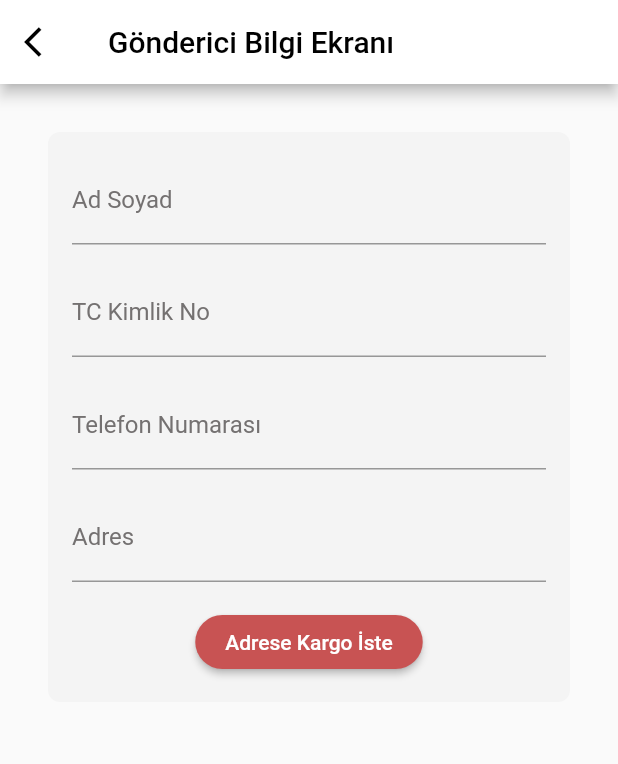
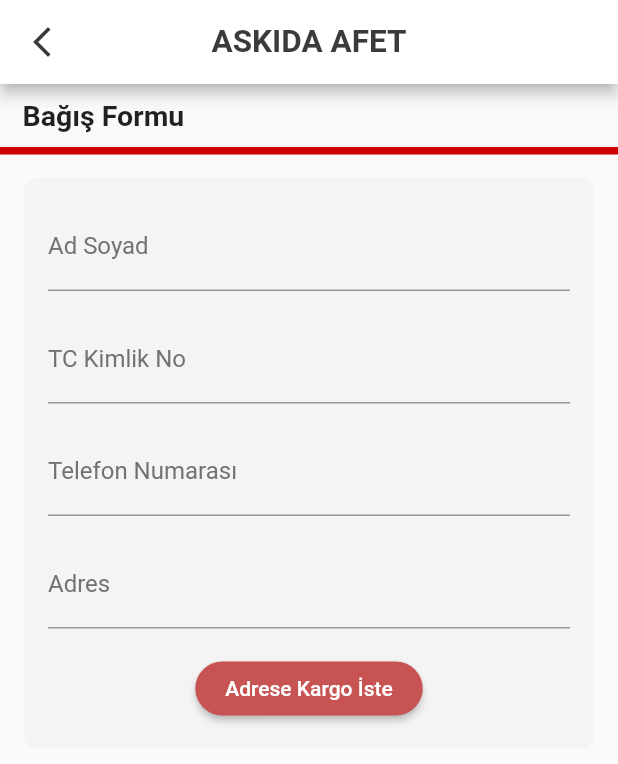
Before and after one commit to tugcekepen/AskidaAfet, a Flutter app: the BilgiAlmaEkrani screen opened directly, on a phone screen of 412 x 824 dp. Shown: the top 764 px of the screen. Run offline on Flutter 3.47's test engine with Material 2 defaults, Android fonts, the phone set to English and light mode, and no system bars.

Commit message:
LiveSupport bağışçı kimliği

```diff
--- a/lib/bagisci_page.dart
+++ b/lib/bagisci_page.dart
@@ -1,11 +1,10 @@
 import 'package:askida_afet/drawer_menu.dart';
 import 'package:askida_afet/ihtiyac_listesi.dart';
+import 'package:askida_afet/live_support_page_b.dart';
 import 'package:askida_afet/search_delegate.dart';
 import 'package:askida_afet/shopping_cart_bagisci.dart';
 import 'package:flutter/material.dart';
-
 import 'bilgi_alma_ekrani.dart';
-import 'live_support_page.dart';
 
 class BagisciKimligi extends StatefulWidget {
   @override
@@ -85,7 +84,7 @@ class _BagisciKimligiState extends State<BagisciKimligi> {
           Padding(
             padding: EdgeInsets.symmetric(horizontal: 15, vertical: 10),
             child: Text(
-              'İhtiyaç Listesi',
+              'Bağış İhtiyaç Listesi',
               style: TextStyle(
                 fontSize: 19,
                 fontWeight: FontWeight.bold,
@@ -157,7 +156,7 @@ class _BagisciKimligiState extends State<BagisciKimligi> {
             // Chatbot ikonuna tıklandığında yapılacak işlemler
             Navigator.push(
               context,
-              MaterialPageRoute(builder: (context) => LiveSupportPage()),);
+              MaterialPageRoute(builder: (context) => LiveSupportPageB()),);
           },
           backgroundColor: Color(0xFFCF0000),
           child: const Icon(
@@ -186,7 +185,7 @@ class _BagisciKimligiState extends State<BagisciKimligi> {
               size: 30,
               color: Colors.black,
             ),
-            label: 'Talep Formu',
+            label: 'Bağış Formu',
           ),
         ],
         onTap: (index) {
--- a/lib/bilgi_alma_ekrani.dart
+++ b/lib/bilgi_alma_ekrani.dart
@@ -24,17 +24,20 @@ class _BilgiAlmaEkraniState extends State<BilgiAlmaEkrani> {
   Widget build(BuildContext context) {
     return Scaffold(
       appBar: AppBar(
+        backgroundColor: Colors.white,
+        centerTitle: true,
         title: Text(
-          'Gönderici Bilgi Ekranı',
+          'ASKIDA AFET',
           style: TextStyle(
-            color: Colors.black, // Başlık metin rengi
+            color: Color(0xFF3B3B3B),
+            fontWeight: FontWeight.bold,
+            fontSize: 21,
           ),
         ),
-        backgroundColor: Colors.white,
         leading: IconButton(
           icon: Icon(
-            Icons.arrow_back_ios,
-            color: Colors.black, // Geri butonu rengi
+            Icons.arrow_back_ios_new_outlined,
+            color: Color(0xFF3B3B3B), // Geri butonunun rengi
           ),
           onPressed: () {
             Navigator.pop(context);
@@ -44,9 +47,24 @@ class _BilgiAlmaEkraniState extends State<BilgiAlmaEkrani> {
       body: SingleChildScrollView(
         // Sayfayı kaydırılabilir hale getirir
         child: Padding(
-          padding: EdgeInsets.all(16),
+          padding: EdgeInsets.all(0),
           child: Column(
+            crossAxisAlignment: CrossAxisAlignment.stretch,
             children: [
+              Padding(
+                padding: EdgeInsets.symmetric(horizontal: 15, vertical: 10),
+                child: Text(
+                  'Bağış Formu',
+                  style: TextStyle(
+                    fontSize: 19,
+                    fontWeight: FontWeight.bold,
+                  ),
+                ),
+              ),
+              Container(
+                height: 5,
+                color: Color(0xFFCF0000),
+              ),
               Align(
                 alignment: Alignment.center,
                 child: Container(
--- a/lib/shopping_cart_screen.dart
+++ b/lib/shopping_cart_screen.dart
@@ -121,7 +121,7 @@ class _ShoppingCartScreenState extends State<ShoppingCartScreen> {
           Padding(
             padding: EdgeInsets.symmetric(horizontal: 15, vertical: 10),
             child: Text(
-              'Sepet',
+              'İhtiyaç Sepeti',
               style: TextStyle(
                 fontSize: 19,
                 fontWeight: FontWeight.bold,
```
Also changed, not shown: lib/live_support_page_b.dart (added, +162 -0 lines), lib/shopping_cart_bagisci.dart (+1 -37 lines).
